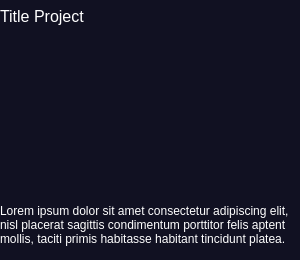
Qt form pages/portfolio_page/custome_widgets/portfolioproject.ui (braiaantt/Braian-Web-Admin-Panel) before a commit.
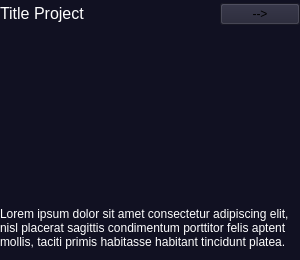
The same form after that commit. Icons and pictures are not drawn.

Commit message: feat ui(PortfolioProject): add pushButtonGoToProject

Diff of the .ui file:
```diff
--- a/pages/portfolio_page/custome_widgets/portfolioproject.ui
+++ b/pages/portfolio_page/custome_widgets/portfolioproject.ui
@@ -35,9 +35,6 @@
 }</string>
   </property>
   <layout class="QVBoxLayout" name="verticalLayout">
-   <property name="spacing">
-    <number>0</number>
-   </property>
    <property name="leftMargin">
     <number>0</number>
    </property>
@@ -51,6 +48,8 @@
     <number>0</number>
    </property>
    <item>
+    <layout class="QHBoxLayout" name="horizontalLayout">
+     <item>
     <widget class="QLabel" name="labelTitle">
      <property name="sizePolicy">
       <sizepolicy hsizetype="Preferred" vsizetype="Fixed">
@@ -68,6 +67,24 @@
      </property>
     </widget>
    </item>
+     <item alignment="Qt::AlignmentFlag::AlignRight">
+      <widget class="QPushButton" name="pushButtonGoToProject">
+       <property name="styleSheet">
+        <string notr="true">#pushButtonGoToProject{
+background-color: #223;
+}
+
+#pushButtonGoToProject:hover{
+background-color: #334;
+}</string>
+       </property>
+       <property name="text">
+        <string>--&gt;</string>
+       </property>
+      </widget>
+     </item>
+    </layout>
+   </item>
    <item alignment="Qt::AlignmentFlag::AlignHCenter">
     <widget class="QLabel" name="labelImage">
      <property name="sizePolicy">
```
Left out of the diff: 4 changed lines with no effect on the pictures. Lines whose indentation alone changed are shown as unchanged.
